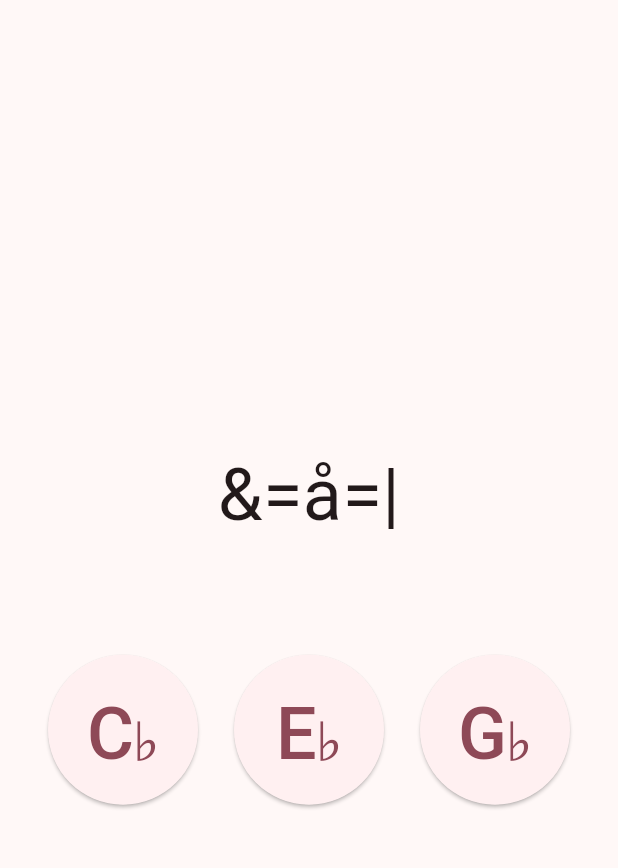
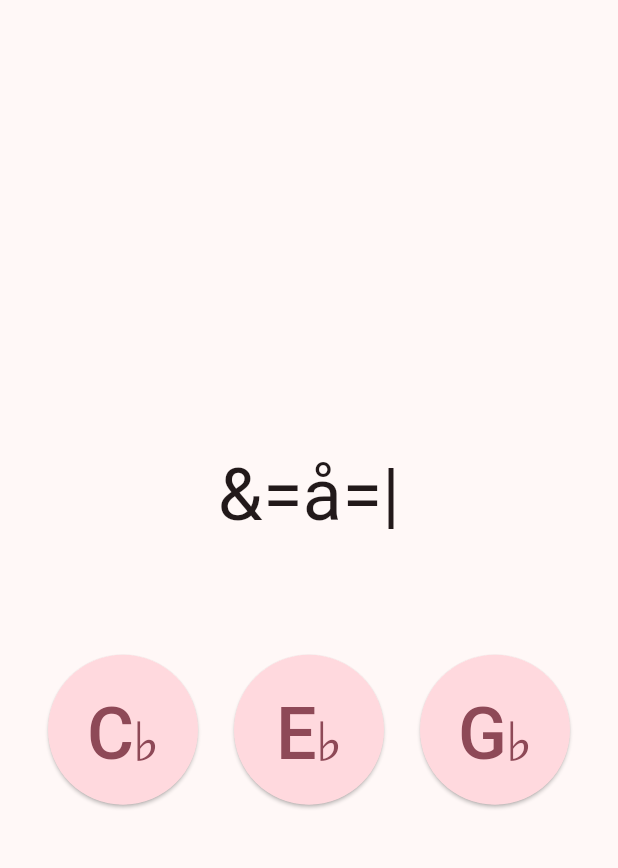
Before and after one commit to chsigg/notes, a Flutter app: the PracticeNotesPage screen opened directly with sample values from the repository, after a tap on "C♯", on a phone screen of 412 x 824 dp, the part 63-931 px from its top. Run offline on Flutter 3.47's test engine with Material 3 defaults, Android fonts, the phone set to English and light mode, and no system bars; our stand-ins replace rxdart, shared_preferences, wakelock_plus; missing offline and left inert: pitch_detector_dart, record; accounts and stored records are empty; Roboto replaces fonts that are missing (StaffClefPitches); statements that could not run were skipped.

Commit message:
Tune colors.

```diff
--- a/lib/ui/home_page.dart
+++ b/lib/ui/home_page.dart
@@ -4,6 +4,7 @@ import 'package:provider/provider.dart';
 import '../models/session_config.dart';
 import '../providers/sessions_provider.dart';
 import '../providers/settings_provider.dart';
+import '../utils/colors.dart';
 import '../utils/note_mapping.dart';
 
 import 'practice_keys_page.dart';
@@ -30,7 +31,9 @@ class HomePage extends StatelessWidget {
               onPressed: () => Navigator.of(dialogContext).pop(false),
             ),
             TextButton(
-              style: TextButton.styleFrom(foregroundColor: Colors.red),
+              style: TextButton.styleFrom(
+                foregroundColor: getErrorColor(context),
+              ),
               onPressed: () => Navigator.of(dialogContext).pop(true),
               child: const Text('Delete'),
             ),
--- a/lib/ui/practice_notes_page.dart
+++ b/lib/ui/practice_notes_page.dart
@@ -7,6 +7,7 @@ import 'package:provider/provider.dart';
 
 import '../models/session_config.dart';
 import '../providers/sessions_provider.dart';
+import '../utils/colors.dart';
 import '../utils/note_mapping.dart';
 import 'timer_widget.dart';
 
@@ -26,7 +27,7 @@ class _PracticeNotesPageState extends State<PracticeNotesPage> {
   late NoteKey _questionKey;
   late List<Note> _answerNotes;
   Note? _correctNote;
-  Set<Note> _incorrectNotes = {};
+  Set<Note> _wrongNotes = {};
 
   final _timer = PracticeTimer();
   final _keyQueue = Queue<NoteKey>();
@@ -78,7 +79,7 @@ class _PracticeNotesPageState extends State<PracticeNotesPage> {
       _questionKey = questionKey;
       _answerNotes = _shuffled([...choices.take(widget.config.numChoices)]);
       _correctNote = null;
-      _incorrectNotes = {};
+      _wrongNotes = {};
     });
   }
 
@@ -115,7 +116,7 @@ class _PracticeNotesPageState extends State<PracticeNotesPage> {
         () => _goToNextQuestion(),
       );
     } else {
-      setState(() => _incorrectNotes.add(tappedNote));
+      setState(() => _wrongNotes.add(tappedNote));
     }
   }
 
@@ -149,11 +150,11 @@ class _PracticeNotesPageState extends State<PracticeNotesPage> {
               alignment: WrapAlignment.center,
               children: [
                 ..._answerNotes.map((note) {
-                  Color? buttonColor;
+                  Color? buttonColor = getSecondaryContainerColor(context);
                   if (_correctNote == note) {
-                    buttonColor = Colors.green;
-                  } else if (_incorrectNotes.contains(note)) {
-                    buttonColor = Colors.red;
+                    buttonColor = getCorrectColor(context);
+                  } else if (_wrongNotes.contains(note)) {
+                    buttonColor = getWrongColor(context);
                   }
                   return Padding(
                     padding: const EdgeInsets.all(12),
--- a/lib/ui/timer_widget.dart
+++ b/lib/ui/timer_widget.dart
@@ -1,6 +1,8 @@
 import 'dart:async';
 
 import 'package:flutter/material.dart';
+
+import '../utils/colors.dart';
 
 class PracticeTimer {
   final _stopwatch = Stopwatch()..start();
@@ -66,7 +68,7 @@ class _TimerWidgetState extends State<TimerWidget> {
     if (_timer == null) {
       return SizedBox();
     }
-    final color = _remainingSeconds <= 3 ? Colors.red : null;
+    final color = _remainingSeconds <= 3 ? getErrorColor(context) : null;
     return Row(
       children: [
         Text(_remainingSeconds.toString(), style: TextStyle(fontSize: 24.0)),
--- /dev/null
+++ b/lib/utils/colors.dart
@@ -0,0 +1,20 @@
+import 'package:flutter/material.dart';
+
+Color getCorrectColor(BuildContext context) {
+  return switch (Theme.of(context).brightness) {
+    Brightness.dark => Colors.green.shade800,
+    Brightness.light => Colors.green.shade400,
+  };
+}
+
+Color getWrongColor(BuildContext context) {
+  return switch (Theme.of(context).brightness) {
+    Brightness.dark => Colors.red.shade800,
+    Brightness.light => Colors.red.shade400,
+  };
+}
+
+Color? getSecondaryContainerColor(BuildContext context) =>
+    Theme.of(context).colorScheme.secondaryContainer;
+
+Color getErrorColor(context) => Theme.of(context).colorScheme.error;
```
Also changed, not shown: lib/ui/practice_keys_page.dart (+9 -7 lines), lib/ui/practice_play_page.dart (+8 -2 lines), lib/ui/session_editor_page.dart (+6 -2 lines).
